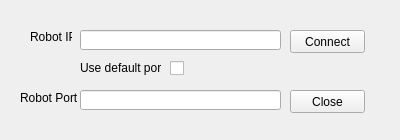
Above: connecttonao.ui from radko-sabol/ht_interakcia_nao-okolie before the change. Below: the same form after it.
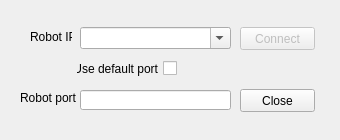
That is the form after the change.

Commit message: Zmeny v okne pripojenia na robota - vymena textoveho input pola za editovatelny combo box (IP adresa) - nahradenie labelu "Use default port" checkbox polom s textom - pridana kontrola spravnosti zadania IP adresy a portu - pridane zakazanie tlacidla "Connect" ak nie su parametre pripojenia zadane spravne - jednoduche okomentovanie zdrojoveho kodu

What changed in the file:
```diff
--- a/connecttonao.ui
+++ b/connecttonao.ui
@@ -6,7 +6,7 @@
    <rect>
     <x>0</x>
     <y>0</y>
-    <width>400</width>
+    <width>340</width>
     <height>140</height>
    </rect>
   </property>
@@ -16,9 +16,15 @@
     <verstretch>0</verstretch>
    </sizepolicy>
   </property>
+  <property name="minimumSize">
+   <size>
+    <width>340</width>
+    <height>140</height>
+   </size>
+  </property>
   <property name="maximumSize">
    <size>
-    <width>400</width>
+    <width>340</width>
     <height>140</height>
    </size>
   </property>
@@ -51,7 +57,7 @@
     </rect>
    </property>
    <property name="text">
-    <string>Robot Port</string>
+    <string>Robot port</string>
    </property>
    <property name="buddy">
     <cstring>lineEdit_2</cstring>
@@ -60,37 +66,33 @@
   <widget class="QCheckBox" name="checkBox">
    <property name="geometry">
     <rect>
-     <x>170</x>
+     <x>76</x>
      <y>60</y>
-     <width>16</width>
+     <width>101</width>
      <height>17</height>
     </rect>
    </property>
-   <property name="text">
-    <string notr="true"/>
+   <property name="toolTip">
+    <string>Use default port 9559</string>
    </property>
-  </widget>
-  <widget class="QLabel" name="label_3">
-   <property name="geometry">
-    <rect>
-     <x>80</x>
-     <y>60</y>
-     <width>81</width>
-     <height>16</height>
-    </rect>
+   <property name="layoutDirection">
+    <enum>Qt::RightToLeft</enum>
    </property>
    <property name="text">
-    <string>Use default port</string>
+    <string notr="true">Use default port</string>
    </property>
-   <property name="buddy">
-    <cstring>checkBox</cstring>
+   <property name="checked">
+    <bool>false</bool>
    </property>
   </widget>
   <widget class="QPushButton" name="pushButton">
+   <property name="enabled">
+    <bool>false</bool>
+   </property>
    <property name="geometry">
     <rect>
-     <x>290</x>
-     <y>30</y>
+     <x>240</x>
+     <y>27</y>
      <width>75</width>
      <height>23</height>
     </rect>
@@ -98,12 +100,21 @@
    <property name="text">
     <string>Connect</string>
    </property>
+   <property name="autoDefault">
+    <bool>false</bool>
+   </property>
+   <property name="default">
+    <bool>false</bool>
+   </property>
+   <property name="flat">
+    <bool>false</bool>
+   </property>
   </widget>
   <widget class="QPushButton" name="pushButton_2">
    <property name="geometry">
     <rect>
-     <x>290</x>
-     <y>90</y>
+     <x>240</x>
+     <y>89</y>
      <width>75</width>
      <height>23</height>
     </rect>
@@ -112,26 +123,38 @@
     <string>Close</string>
    </property>
   </widget>
-  <widget class="QLineEdit" name="lineEdit">
-   <property name="geometry">
-    <rect>
-     <x>80</x>
-     <y>30</y>
-     <width>201</width>
-     <height>20</height>
-    </rect>
-   </property>
-  </widget>
   <widget class="QLineEdit" name="lineEdit_2">
    <property name="geometry">
     <rect>
      <x>80</x>
      <y>90</y>
-     <width>201</width>
+     <width>151</width>
      <height>20</height>
     </rect>
    </property>
   </widget>
+  <widget class="QComboBox" name="comboBox">
+   <property name="geometry">
+    <rect>
+     <x>80</x>
+     <y>27</y>
+     <width>151</width>
+     <height>22</height>
+    </rect>
+   </property>
+   <property name="toolTip">
+    <string>IP address of the robot</string>
+   </property>
+   <property name="inputMethodHints">
+    <set>Qt::ImhNone</set>
+   </property>
+   <property name="editable">
+    <bool>true</bool>
+   </property>
+   <property name="minimumContentsLength">
+    <number>0</number>
+   </property>
+  </widget>
  </widget>
  <resources/>
  <connections>
```
Left out of the diff: 21 changed lines with no effect on the pictures. The commit also changes 2 other files.
